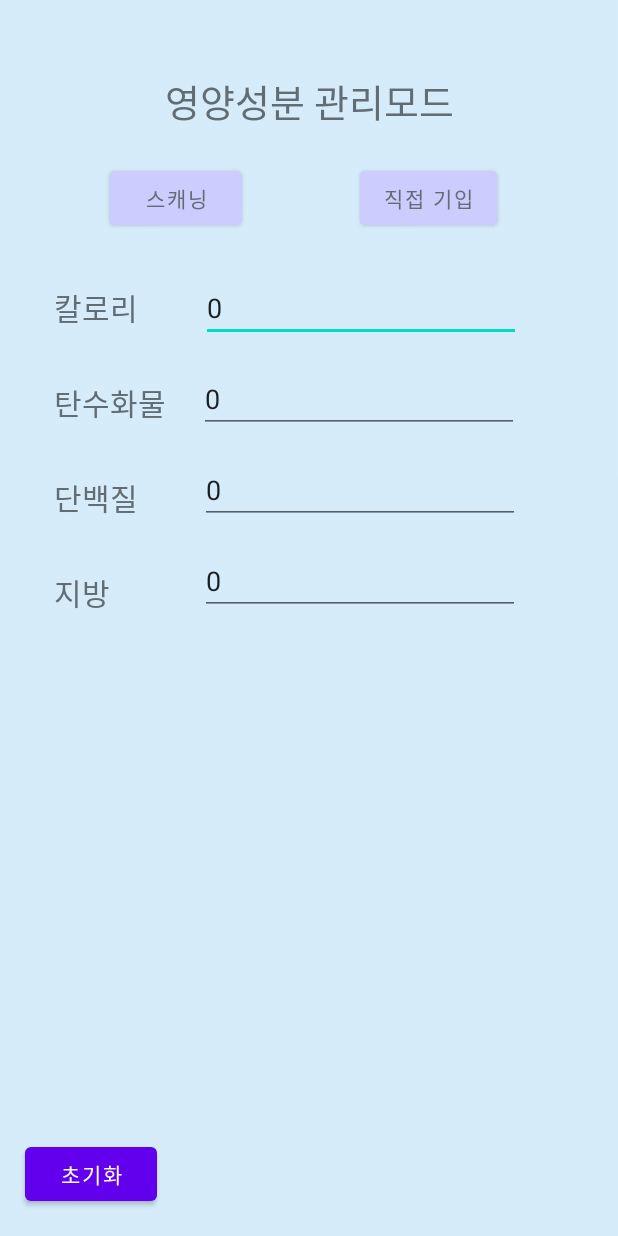
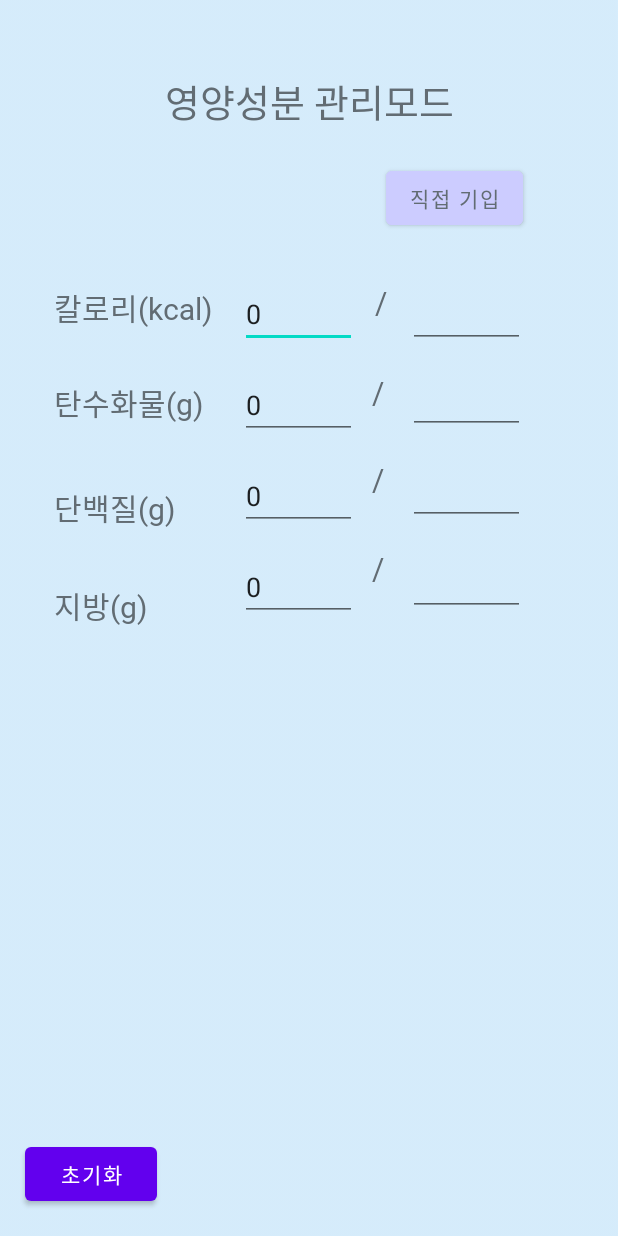
Before and after one commit to crossfit123123/aerocross, an Android app: the mainactivity2 screen opened directly, with no data from a screen before it, on a phone screen of 412 x 824 dp. Run offline under Robolectric (Android 15) with nearby library versions, the phone set to English and light mode, and no system bars; our stand-ins replace Firebase (no records; nobody signed in at launch, a user with empty details on screens opened directly); 4 statements that could not run were skipped.

Commit message:
11.17 update
교수님과의 상담, 내부 회의를 통한 전체적인 어플리케이션의 작동구조,ui 수정

```diff
--- a/myapplication/app/src/main/java/com/example/myapplication/jadong.java
+++ b/myapplication/app/src/main/java/com/example/myapplication/jadong.java
@@ -143,7 +143,7 @@ public class jadong extends AppCompatActivity {
     private void showInputImageDialog() {
         PopupMenu popupMenu =  new PopupMenu(this,inputImageBtn);
         popupMenu.getMenu().add(Menu.NONE,1,1,"Camera");
-        popupMenu.getMenu().add(Menu.NONE,2,2,"Gallery");
+//        popupMenu.getMenu().add(Menu.NONE,2,2,"Gallery");
         popupMenu.show();
         popupMenu.setOnMenuItemClickListener(new PopupMenu.OnMenuItemClickListener() {
             @Override
--- a/myapplication/app/src/main/java/com/example/myapplication/mainactivity2.java
+++ b/myapplication/app/src/main/java/com/example/myapplication/mainactivity2.java
@@ -17,7 +17,7 @@ import com.google.firebase.database.ValueEventListener;
 
 public class mainactivity2 extends AppCompatActivity {
 
-    private Button movebutton5,movebutton6,resetbutton;
+    private Button movebutton6,resetbutton;
 
     TextView eatcal;
     TextView eatcalbo;
@@ -30,10 +30,10 @@ public class mainactivity2 extends AppCompatActivity {
         super.onCreate(savedInstanceState);
         setContentView(R.layout.activity_mainactivity2);
 
-        eatcal=findViewById(R.id.칼로리표시칸);
-        eatcalbo=findViewById(R.id.탄수화물표시칸);
-        eatprotein=findViewById(R.id.단백질표시칸);
-        eatfat=findViewById(R.id.지방표시칸);
+        eatcal=findViewById(R.id.섭취칼로리표시칸);
+        eatcalbo=findViewById(R.id.섭취탄수화물표시칸);
+        eatprotein=findViewById(R.id.섭취단백질표시칸);
+        eatfat=findViewById(R.id.섭취지방표시칸);
 
         FirebaseDatabase database = FirebaseDatabase.getInstance();
         DatabaseReference myRef = database.getReference();
@@ -98,15 +98,6 @@ public class mainactivity2 extends AppCompatActivity {
             }
         });
 
-        movebutton5 = (Button)findViewById(R.id.mvbtn5);
-        movebutton5.setOnClickListener(new View.OnClickListener(){
-            @Override
-            public void onClick(View view){
-                Intent intent = new Intent(getApplicationContext(), jadong.class);
-                startActivity(intent);
-            }
-        });
-
         movebutton6 = (Button)findViewById(R.id.mvbtn6);
 
         movebutton6.setOnClickListener(new View.OnClickListener(){
--- a/myapplication/app/src/main/java/com/example/myapplication/startactivity.java
+++ b/myapplication/app/src/main/java/com/example/myapplication/startactivity.java
@@ -21,7 +21,7 @@ public class startactivity extends AppCompatActivity {
         new Handler().postDelayed(new Runnable() {
             @Override
             public void run() {
-                Intent intent = new Intent(startactivity.this, MainActivity1.class);
+                Intent intent = new Intent(startactivity.this, mainactivity3.class);
                 startActivity(intent);
 
             }
--- a/myapplication/app/src/main/res/layout/activity_mainactivity2.xml
+++ b/myapplication/app/src/main/res/layout/activity_mainactivity2.xml
@@ -19,22 +19,8 @@
         android:backgroundTint="@color/pastelpurple"
         app:layout_constraintEnd_toEndOf="parent"
         app:layout_constraintHorizontal_bias="0.816"
-        app:layout_constraintStart_toEndOf="@+id/mvbtn5"
         app:layout_constraintTop_toTopOf="parent" />
 
-    <Button
-        android:id="@+id/mvbtn5"
-        android:layout_width="wrap_content"
-        android:layout_height="wrap_content"
-        android:layout_marginStart="73dp"
-        android:layout_marginTop="108dp"
-        android:fontFamily="@font/gw"
-        android:text="스캐닝"
-        android:textColor="@color/basecolor"
-        android:backgroundTint="@color/pastelpurple"
-        android:textColorLink="#250D0D"
-        app:layout_constraintStart_toStartOf="parent"
-        app:layout_constraintTop_toTopOf="parent" />
 
     <TextView
         android:id="@+id/칼로리"
@@ -43,7 +29,59 @@
         android:layout_marginStart="36dp"
         android:layout_marginTop="190dp"
         android:fontFamily="@font/gw"
-        android:text="칼로리"
+        android:text="칼로리(kcal)"
+        android:textColor="@color/basecolor"
+        android:textSize="20sp"
+        app:layout_constraintStart_toStartOf="parent"
+        app:layout_constraintTop_toTopOf="parent" />
+
+    <TextView
+        android:id="@+id/slash1"
+        android:layout_width="wrap_content"
+        android:layout_height="wrap_content"
+        android:layout_marginStart="250dp"
+        android:layout_marginTop="188dp"
+        android:fontFamily="@font/gw"
+        android:text="/"
+        android:textColor="@color/basecolor"
+        android:textSize="20sp"
+        app:layout_constraintStart_toStartOf="parent"
+        app:layout_constraintTop_toTopOf="parent" />
+
+    <TextView
+        android:id="@+id/slash2"
+        android:layout_width="wrap_content"
+        android:layout_height="wrap_content"
+        android:layout_marginStart="248dp"
+        android:layout_marginTop="248dp"
+        android:fontFamily="@font/gw"
+        android:text="/"
+        android:textColor="@color/basecolor"
+        android:textSize="20sp"
+        app:layout_constraintStart_toStartOf="parent"
+        app:layout_constraintTop_toTopOf="parent" />
+
+    <TextView
+        android:id="@+id/slash3"
+        android:layout_width="wrap_content"
+        android:layout_height="wrap_content"
+        android:layout_marginStart="248dp"
+        android:layout_marginTop="306dp"
+        android:fontFamily="@font/gw"
+        android:text="/"
+        android:textColor="@color/basecolor"
+        android:textSize="20sp"
+        app:layout_constraintStart_toStartOf="parent"
+        app:layout_constraintTop_toTopOf="parent" />
+
+    <TextView
+        android:id="@+id/slash4"
+        android:layout_width="wrap_content"
+        android:layout_height="wrap_content"
+        android:layout_marginStart="248dp"
+        android:layout_marginTop="365dp"
+        android:fontFamily="@font/gw"
+        android:text="/"
         android:textColor="@color/basecolor"
         android:textSize="20sp"
         app:layout_constraintStart_toStartOf="parent"
@@ -56,70 +94,113 @@
         android:layout_marginStart="36dp"
         android:layout_marginTop="33dp"
         android:fontFamily="@font/gw"
-        android:text="탄수화물"
+        android:text="탄수화물(g)"
         android:textColor="@color/basecolor"
         android:textSize="20sp"
         app:layout_constraintStart_toStartOf="parent"
         app:layout_constraintTop_toBottomOf="@+id/칼로리" />
 
     <EditText
-        android:id="@+id/칼로리표시칸"
+        android:id="@+id/섭취칼로리표시칸"
 
-        android:layout_width="wrap_content"
+        android:layout_width="35pt"
         android:layout_height="wrap_content"
-        android:layout_marginStart="42dp"
-        android:layout_marginTop="96dp"
-        android:layout_marginEnd="68dp"
+        android:layout_marginStart="160dp"
+        android:layout_marginTop="100dp"
         android:ems="10"
         android:inputType="date"
-        app:layout_constraintEnd_toEndOf="parent"
-        app:layout_constraintHorizontal_bias="0.0"
-        app:layout_constraintStart_toEndOf="@+id/칼로리"
+        app:layout_constraintStart_toStartOf="parent"
         app:layout_constraintTop_toBottomOf="@+id/title" />
 
     <EditText
-        android:id="@+id/탄수화물표시칸"
-        android:layout_width="wrap_content"
+        android:id="@+id/권장칼로리표시칸"
+
+        android:layout_width="35pt"
         android:layout_height="wrap_content"
-        android:layout_marginStart="22dp"
+        android:layout_marginStart="272dp"
+        android:layout_marginTop="100dp"
+        android:ems="10"
+        android:inputType="date"
+        app:layout_constraintStart_toStartOf="parent"
+        app:layout_constraintTop_toBottomOf="@+id/title" />
+
+    <EditText
+        android:id="@+id/섭취탄수화물표시칸"
+        android:layout_width="35pt"
+        android:layout_height="wrap_content"
+        android:layout_marginStart="160dp"
         android:layout_marginTop="15dp"
         android:editable="false"
         android:ems="10"
         android:inputType="date"
-        app:layout_constraintStart_toEndOf="@+id/탄수화물"
-        app:layout_constraintTop_toBottomOf="@+id/칼로리표시칸" />
+        app:layout_constraintStart_toStartOf="parent"
+        app:layout_constraintTop_toBottomOf="@+id/섭취칼로리표시칸" />
 
     <EditText
-        android:id="@+id/단백질표시칸"
-        android:layout_width="wrap_content"
+        android:id="@+id/권장탄수화물표시칸"
+        android:layout_width="35pt"
         android:layout_height="wrap_content"
-        android:layout_marginStart="41dp"
+        android:layout_marginStart="272dp"
+        android:layout_marginTop="12dp"
+        android:editable="false"
+        android:ems="10"
+        android:inputType="date"
+        app:layout_constraintStart_toStartOf="parent"
+        app:layout_constraintTop_toBottomOf="@+id/섭취칼로리표시칸" />
+
+    <EditText
+        android:id="@+id/섭취단백질표시칸"
+        android:layout_width="35pt"
+        android:layout_height="wrap_content"
+        android:layout_marginStart="160dp"
         android:layout_marginTop="15dp"
         android:ems="10"
         android:inputType="date"
-        app:layout_constraintStart_toEndOf="@+id/단백질"
-        app:layout_constraintTop_toBottomOf="@+id/탄수화물표시칸" />
+        app:layout_constraintStart_toStartOf="parent"
+        app:layout_constraintTop_toBottomOf="@+id/섭취탄수화물표시칸" />
 
     <EditText
-        android:id="@+id/지방표시칸"
-        android:layout_width="wrap_content"
+        android:id="@+id/권장단백질표시칸"
+        android:layout_width="35pt"
         android:layout_height="wrap_content"
-        android:layout_marginStart="60dp"
+        android:layout_marginStart="272dp"
+        android:layout_marginTop="12dp"
+        android:ems="10"
+        android:inputType="date"
+        app:layout_constraintStart_toStartOf="parent"
+        app:layout_constraintTop_toBottomOf="@+id/섭취탄수화물표시칸" />
+
+    <EditText
+        android:id="@+id/섭취지방표시칸"
+        android:layout_width="35pt"
+        android:layout_height="wrap_content"
+        android:layout_marginStart="160dp"
         android:layout_marginTop="15dp"
         android:ems="10"
         android:inputType="date"
-        app:layout_constraintStart_toEndOf="@+id/지방"
-        app:layout_constraintTop_toBottomOf="@+id/단백질표시칸" />
+        app:layout_constraintStart_toStartOf="parent"
+        app:layout_constraintTop_toBottomOf="@+id/섭취단백질표시칸" />
+
+    <EditText
+        android:id="@+id/권장지방표시칸"
+        android:layout_width="35pt"
+        android:layout_height="wrap_content"
+        android:layout_marginStart="272dp"
+        android:layout_marginTop="12dp"
+        android:ems="10"
+        android:inputType="date"
+        app:layout_constraintStart_toStartOf="parent"
+        app:layout_constraintTop_toBottomOf="@+id/섭취단백질표시칸" />
 
     <TextView
         android:id="@+id/단백질"
         android:layout_width="wrap_content"
         android:layout_height="wrap_content"
         android:layout_marginStart="36dp"
-        android:layout_marginTop="33dp"
-        android:text="단백질"
+        android:layout_marginTop="40dp"
+        android:fontFamily="@font/gw"
+        android:text="단백질(g)"
         android:textColor="@color/basecolor"
-        android:fontFamily="@font/gw"
         android:textSize="20sp"
         app:layout_constraintStart_toStartOf="parent"
         app:layout_constraintTop_toBottomOf="@+id/탄수화물" />
@@ -129,10 +210,10 @@
         android:layout_width="wrap_content"
         android:layout_height="wrap_content"
         android:layout_marginStart="36dp"
-        android:layout_marginTop="33dp"
-        android:text="지방"
+        android:layout_marginTop="35dp"
+        android:fontFamily="@font/gw"
+        android:text="지방(g)"
         android:textColor="@color/basecolor"
-        android:fontFamily="@font/gw"
         android:textSize="20sp"
         app:layout_constraintStart_toStartOf="parent"
         app:layout_constraintTop_toBottomOf="@+id/단백질" />
```
Also changed, not shown: myapplication/app/src/main/java/com/example/myapplication/MainActivity1.java (+13 -4 lines), myapplication/app/src/main/java/com/example/myapplication/mainactivity3.java (+121 -27 lines), myapplication/app/src/main/java/com/example/myapplication/user.java (+45 -0 lines), myapplication/app/src/main/res/layout/activity_main.xml (+23 -15 lines), myapplication/app/src/main/res/layout/activity_mainactivity3.xml (+4 -5 lines).
